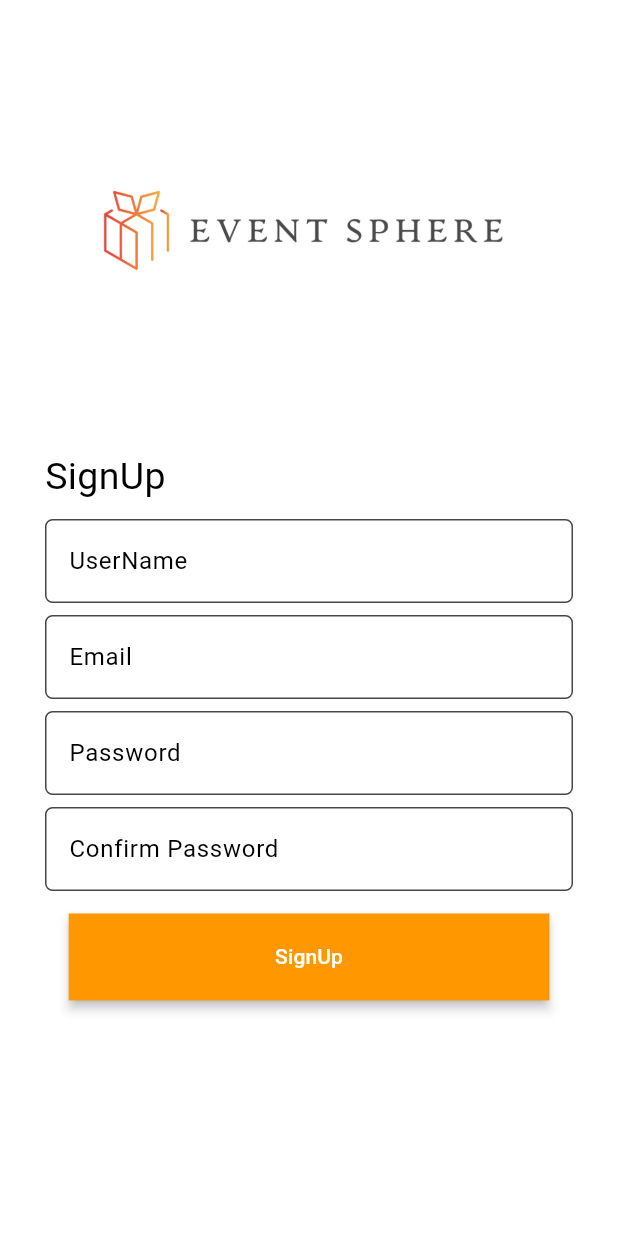
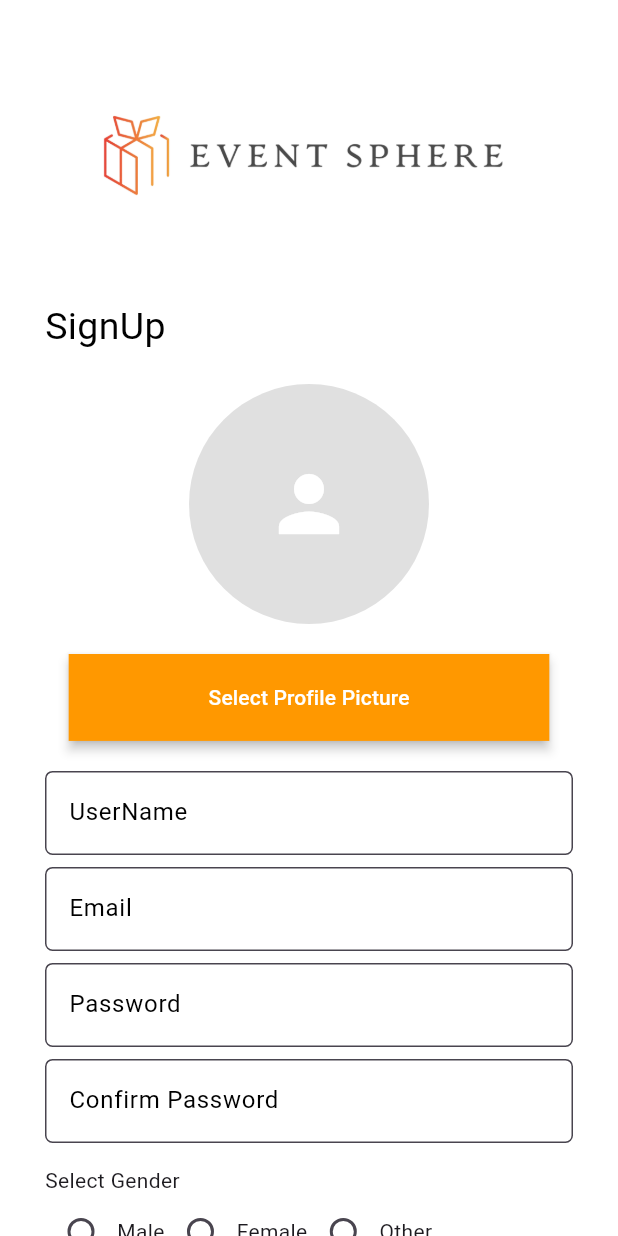
Before and after one commit to TechorraTeam/event-Sphere, a Flutter app: the Singup screen opened directly, on a phone screen of 412 x 824 dp. Run offline on Flutter 3.47's test engine with Material 3 defaults, Android fonts, the phone set to English and light mode, and no system bars; our stand-ins replace cloud_firestore, firebase_auth, firebase_core, flutter_screenutil, get, image_picker; accounts and stored records are empty.

Commit message:
Updaing signup screen and storing userdata in firebase

```diff
--- a/lib/View/SignUp/singup.dart
+++ b/lib/View/SignUp/singup.dart
@@ -1,23 +1,44 @@
+import 'package:event_sphere/View/screens/dashboard.dart';
+import 'package:event_sphere/controller/auth_controller.dart';
 import 'package:event_sphere/Resources/Images/assets_images.dart';
+import 'package:event_sphere/View/screens/Login_Screen.dart';
 import 'package:event_sphere/Widgets/Custom%20UI%20Button/custom_ui.dart';
+import 'package:event_sphere/controller/image_picker.dart';
 import 'package:flutter/material.dart';
+import 'package:get/get.dart';
 
-class Singup extends StatelessWidget {
+class Singup extends StatefulWidget {
   const Singup({super.key});
 
   @override
+  State<Singup> createState() => _SingupState();
+}
+
+class _SingupState extends State<Singup> {
+  @override
   Widget build(BuildContext context) {
+    final AuthController authController = Get.put(AuthController());
+
+    final ImagePickerController controller = Get.put(ImagePickerController());
+
+    final ValueNotifier<String> selectedGender = ValueNotifier<String>("");
+
+    TextEditingController username = TextEditingController();
+    TextEditingController email = TextEditingController();
+    TextEditingController password = TextEditingController();
+    TextEditingController confirmPassword = TextEditingController();
+
     return Scaffold(
-      body: SingleChildScrollView(
-        child: Container(
-          width: MediaQuery.of(context).size.width,
-          height: MediaQuery.of(context).size.height,
-          decoration: BoxDecoration(color: Colors.white),
-          padding: EdgeInsets.fromLTRB(30, 0, 30, 0),
+      body: Container(
+        width: MediaQuery.of(context).size.width,
+        height: MediaQuery.of(context).size.height,
+        decoration: BoxDecoration(color: Colors.white),
+        padding: EdgeInsets.fromLTRB(30, 0, 30, 0),
+        child: SingleChildScrollView(
           child: Column(
             children: [
               Image.asset(AssetsImages.eventSphereLogo,
-                  width: 300, height: 300),
+                  width: 300, height: 200),
               Row(
                 children: [
                   Text(
@@ -27,28 +48,115 @@ class Singup extends StatelessWidget {
                 ],
               ),
               SizedBox(
-                height: 10,
+                height: 20,
               ),
-              CustomGui.customFormField("UserName", "Please Enter Username."),
+              Column(
+                mainAxisAlignment: MainAxisAlignment.center,
+                children: [
+                  // Display the selected image using Obx
+                  Obx(() {
+                    return controller.selectedImage.value != null
+                        ? CircleAvatar(
+                            radius: 80,
+                            backgroundImage:
+                                FileImage(controller.selectedImage.value!),
+                          )
+                        : CircleAvatar(
+                            radius: 80,
+                            backgroundColor: Colors.grey.shade300,
+                            child: Icon(Icons.person,
+                                size: 60, color: Colors.white),
+                          );
+                  }),
+                  SizedBox(height: 20),
+                  CustomGui.customButton("Select Profile Picture", () {
+                    controller.pickImage();
+                  })
+                ],
+              ),
               SizedBox(
-                height: 8,
+                height: 20,
               ),
-              CustomGui.customFormField("Email", "Please Enter Email."),
-              SizedBox(
-                height: 8,
-              ),
-              CustomGui.customFormField("Password", "Please Enter Password."),
+              CustomGui.customFormField(
+                  "UserName", "Please Enter Username.", false, username),
               SizedBox(
                 height: 8,
               ),
               CustomGui.customFormField(
-                  "Confirm Password", "Please Enter Confirm Password."),
+                  "Email", "Please Enter Email.", false, email),
+              SizedBox(
+                height: 8,
+              ),
+              CustomGui.customFormField(
+                  "Password", "Please Enter Password.", true, password),
+              SizedBox(
+                height: 8,
+              ),
+              CustomGui.customFormField("Confirm Password",
+                  "Please Enter Confirm Password.", true, confirmPassword),
               SizedBox(
                 height: 15,
               ),
+              Row(
+                children: [
+                  Text("Select Gender"),
+                ],
+              ),
+              CustomGui.genderRadio(selectedGender),
+              SizedBox(height: 20),
               CustomGui.customButton(
                 "SignUp",
-                () {},
+                () {
+                  if (!CustomGui.emailRegex.hasMatch(email.text)) {
+                    Get.snackbar("Error", "Enter Valid Email.");
+                  } else if (password.text != confirmPassword.text) {
+                    Get.snackbar("Error", "Invalid password match.");
+                  } else if (email.text.isNotEmpty ||
+                      password.text.isNotEmpty) {
+                    authController.signUp(email.text, password.text).then((_) {
+                      authController.addUserToDatabase(
+                        username.text,
+                        email.text,
+                        selectedGender.value,
+                      );
+                    }).then((_) {
+                      Get.offAll(() => DashboardScreen());
+                    });
+
+                    print("Successfully created account.");
+                  } else {
+                    Get.snackbar("Error", 'Please Enter Email and Password');
+                  }
+                },
+              ),
+              SizedBox(
+                height: 20,
+              ),
+              Padding(
+                padding: const EdgeInsets.fromLTRB(0, 0, 0, 20),
+                child: Row(
+                  mainAxisAlignment: MainAxisAlignment.center,
+                  children: [
+                    Text(
+                      "Already have an account? ",
+                      style: TextStyle(fontSize: 10),
+                    ),
+                    GestureDetector(
+                      onTap: () {
+                        Get.to(
+                          () => LoginScreen(),
+                        );
+                      },
+                      child: Text(
+                        "Login Instead.",
+                        style: TextStyle(
+                            color: Colors.orange,
+                            fontSize: 10,
+                            fontWeight: FontWeight.w500),
+                      ),
+                    ),
+                  ],
+                ),
               )
             ],
           ),
--- a/lib/Widgets/Custom UI Button/custom_ui.dart
+++ b/lib/Widgets/Custom UI Button/custom_ui.dart
@@ -24,8 +24,10 @@ class CustomGui {
         ));
   }
 
-  static Widget customFormField(String labelText, String validatorText) {
+  static Widget customFormField(String labelText, String validatorText,
+      bool isPasswordType, TextEditingController controller) {
     return TextFormField(
+      controller: controller,
       decoration: InputDecoration(
         labelText: labelText,
         labelStyle: TextStyle(color: Colors.black),
@@ -40,6 +42,12 @@ class CustomGui {
           ),
         ),
       ),
+      obscureText: isPasswordType,
+      enableSuggestions: !isPasswordType,
+      autocorrect: !isPasswordType,
+      keyboardType: isPasswordType
+          ? TextInputType.visiblePassword
+          : TextInputType.emailAddress,
       validator: (value) {
         if (value == null) {
           return validatorText;
@@ -48,6 +56,7 @@ class CustomGui {
       },
     );
   }
+
   static Widget textField(TextEditingController controller, String text) {
     return Container(
         height: 45.h,
@@ -76,4 +85,43 @@ class CustomGui {
           ),
         ));
   }
+
+  static Widget genderRadio(ValueNotifier<String> selectedGender) {
+    return ValueListenableBuilder<String>(
+      valueListenable: selectedGender,
+      builder: (context, value, child) {
+        return Row(
+          children: [
+            Radio<String>(
+              value: "Male",
+              groupValue: value,
+              onChanged: (newValue) {
+                selectedGender.value = newValue!;
+              },
+            ),
+            Text("Male"),
+            Radio<String>(
+              value: "Female",
+              groupValue: value,
+              onChanged: (newValue) {
+                selectedGender.value = newValue!;
+              },
+            ),
+            Text("Female"),
+            Radio<String>(
+              value: "Other",
+              groupValue: value,
+              onChanged: (newValue) {
+                selectedGender.value = newValue!;
+              },
+            ),
+            Text("Other"),
+          ],
+        );
+      },
+    );
+  }
+
+  static final emailRegex = RegExp(
+      r"^[a-zA-Z0-9.a-zA-Z0-9.!#$%&'*+-/=?^_`{|}~]+@[a-zA-Z0-9]+\.[a-zA-Z]+");
 }
--- /dev/null
+++ b/lib/controller/image_picker.dart
@@ -0,0 +1,25 @@
+import 'dart:io';
+import 'package:get/get.dart';
+import 'package:image_picker/image_picker.dart';
+
+class ImagePickerController extends GetxController {
+  var selectedImage = Rx<File?>(null); // Reactive variable to store image
+
+  // Function to pick an image and store it in reactive variable
+  static Future<void> pickImageFromGallery(
+      Function(File?) onImagePicked) async {
+    final ImagePicker _picker = ImagePicker();
+
+    final XFile? pickedFile =
+        await _picker.pickImage(source: ImageSource.gallery);
+
+    onImagePicked(pickedFile != null ? File(pickedFile.path) : null);
+  }
+
+  // Method to handle image selection and store it in reactive variable
+  void pickImage() async {
+    await pickImageFromGallery((File? pickedImage) {
+      selectedImage.value = pickedImage; // Update reactive variable
+    });
+  }
+}
--- a/pubspec.yaml
+++ b/pubspec.yaml
@@ -39,6 +39,7 @@ dependencies:
   get: ^4.6.6
   firebase_auth: ^5.4.0
   cloud_firestore: ^5.6.1
+  image_picker: ^1.1.2
 
 dev_dependencies:
   flutter_test:
```
Also changed, not shown: lib/View/screens/dashboard.dart (+6 -3 lines), lib/controller/auth_controller.dart (+24 -5 lines), pubspec.lock, 6 other files.
